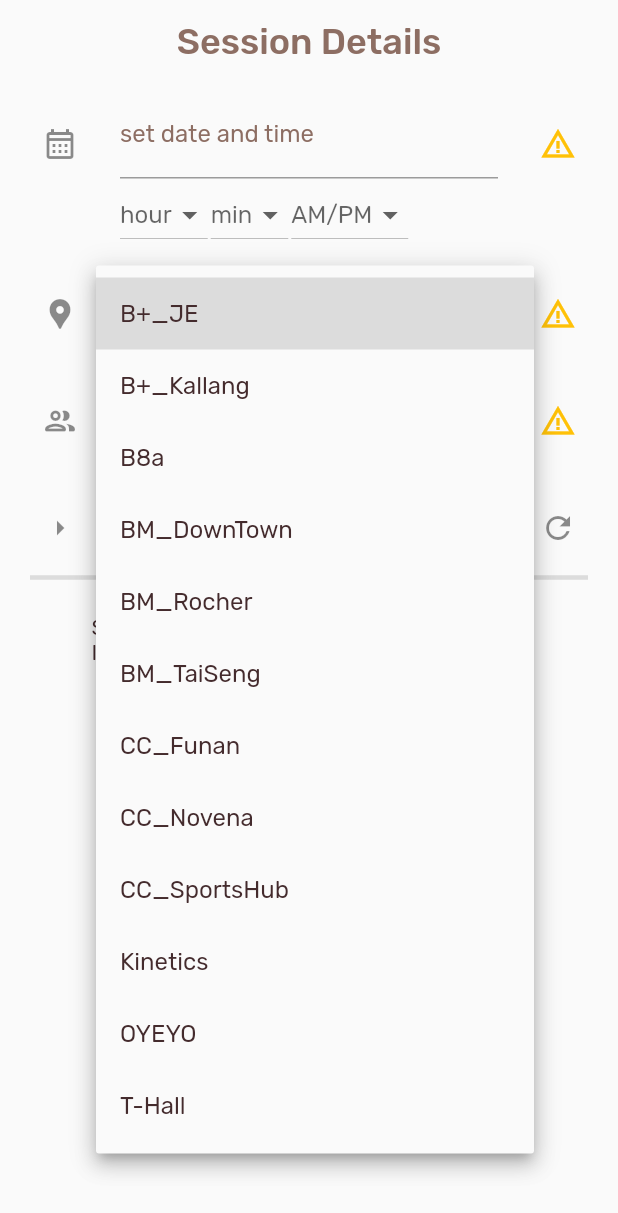
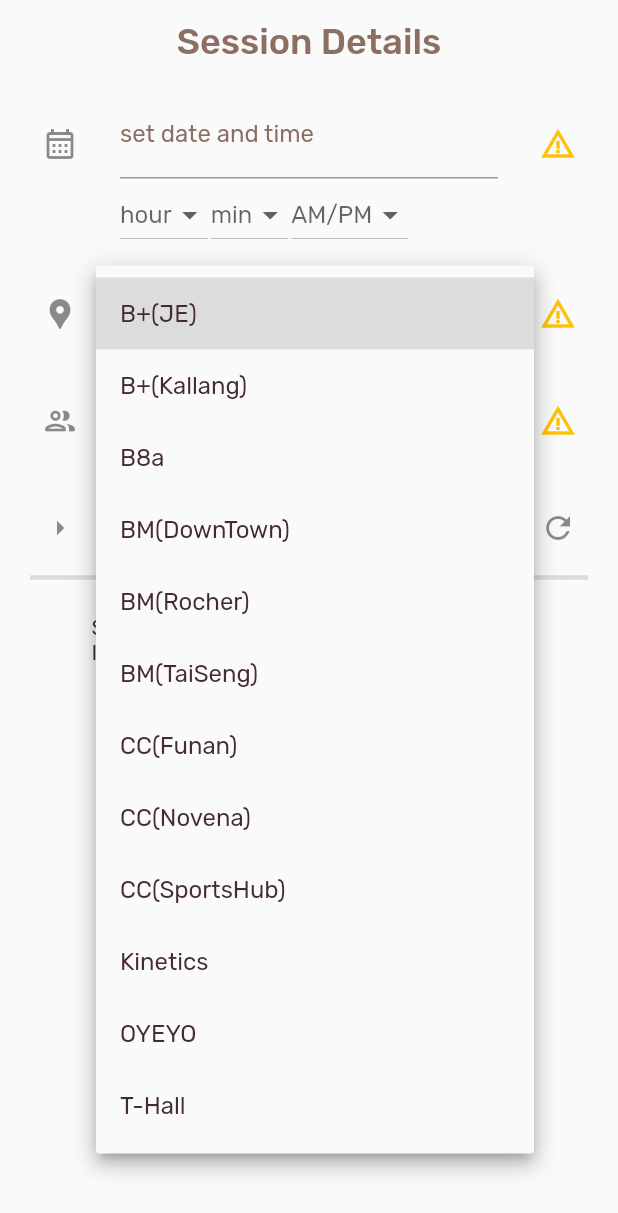
Before and after one commit to Qibaoooo/Qibaoooo.github.io, a Flutter app: the SessionForm screen opened directly, after a tap on "gym", on a phone screen of 412 x 824 dp. Shown: the top 1213 px of the screen. Run offline on Flutter 3.47's test engine with Material 2 defaults, Android fonts, the phone set to English and light mode, and no system bars; drawn by our look-alikes of animated_text_kit; missing offline and left inert: animated_widgets; network calls fail.

Commit message:
update [skip ci]

```diff
--- a/dev/lib/sessionForm.dart
+++ b/dev/lib/sessionForm.dart
@@ -8,15 +8,15 @@ import 'package:shrine/colors.dart';
 import 'package:shrine/network.dart';
 
 final _gyms = <String>[
-  "B+_JE",
-  "B+_Kallang",
+  "B+(JE)",
+  "B+(Kallang)",
   "B8a",
-  "BM_DownTown",
-  "BM_Rocher",
-  "BM_TaiSeng",
-  "CC_Funan",
-  "CC_Novena",
-  "CC_SportsHub",
+  "BM(DownTown)",
+  "BM(Rocher)",
+  "BM(TaiSeng)",
+  "CC(Funan)",
+  "CC(Novena)",
+  "CC(SportsHub)",
   "Kinetics",
   "OYEYO",
   "T-Hall",
```
